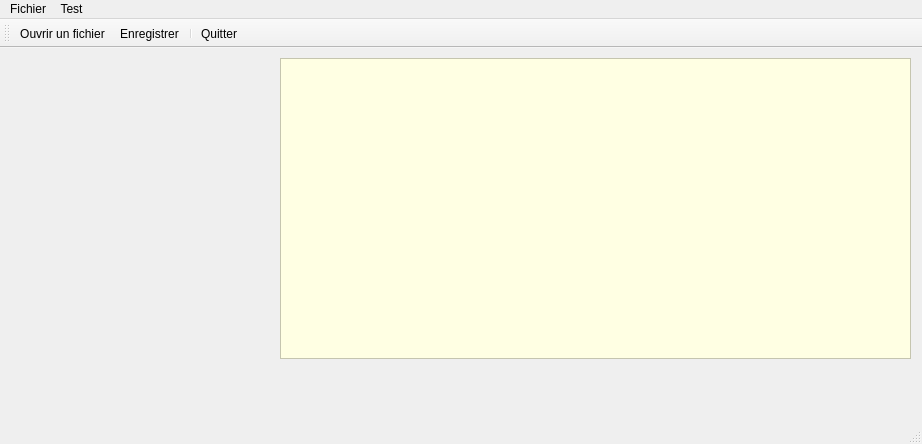
Before: the Qt Designer form Menu/mainwindow.ui in TheoMichaud/Apprendre_QT, drawn with Qt 5.
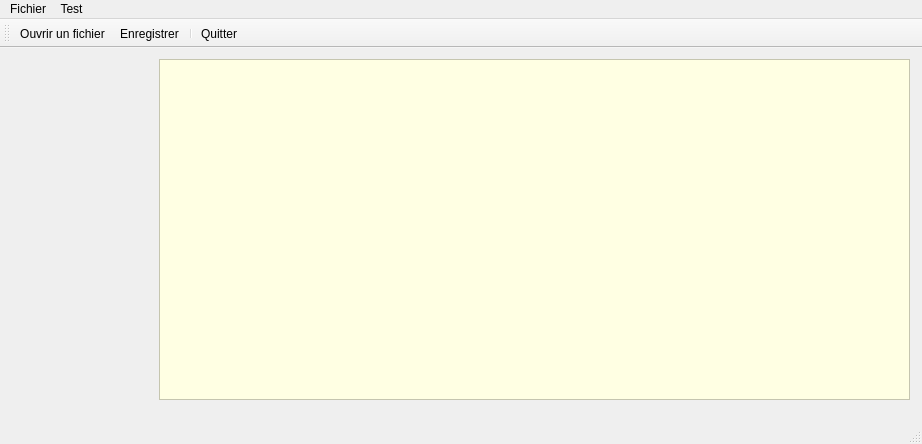
After: the same form once the commit is applied. Icons and pictures are not drawn.

```diff
--- a/Menu/mainwindow.ui
+++ b/Menu/mainwindow.ui
@@ -17,10 +17,10 @@
    <widget class="QTextEdit" name="textLogActions">
     <property name="geometry">
      <rect>
-      <x>280</x>
-      <y>10</y>
-      <width>631</width>
-      <height>301</height>
+      <x>159</x>
+      <y>11</y>
+      <width>751</width>
+      <height>341</height>
      </rect>
     </property>
     <property name="font">
@@ -35,10 +35,10 @@
    <widget class="QLabel" name="logo">
     <property name="geometry">
      <rect>
-      <x>70</x>
-      <y>50</y>
-      <width>161</width>
-      <height>171</height>
+      <x>21</x>
+      <y>11</y>
+      <width>131</width>
+      <height>131</height>
      </rect>
     </property>
     <property name="text">
```
Left out of the diff: 2 changed lines with no effect on the pictures.
